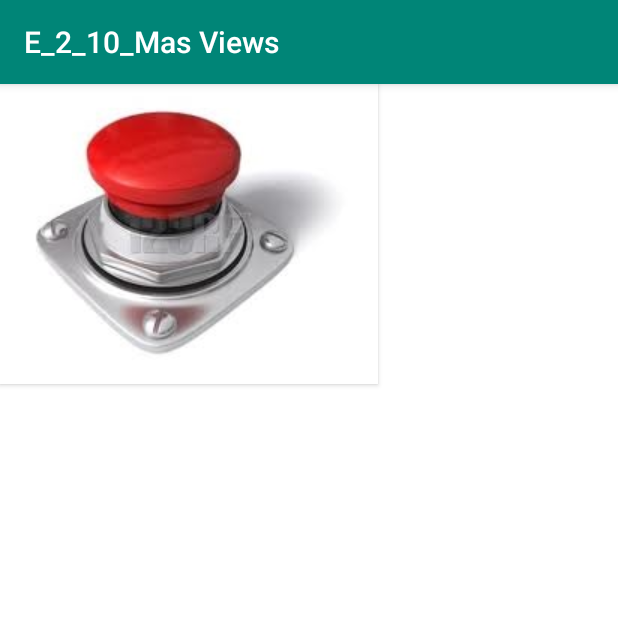
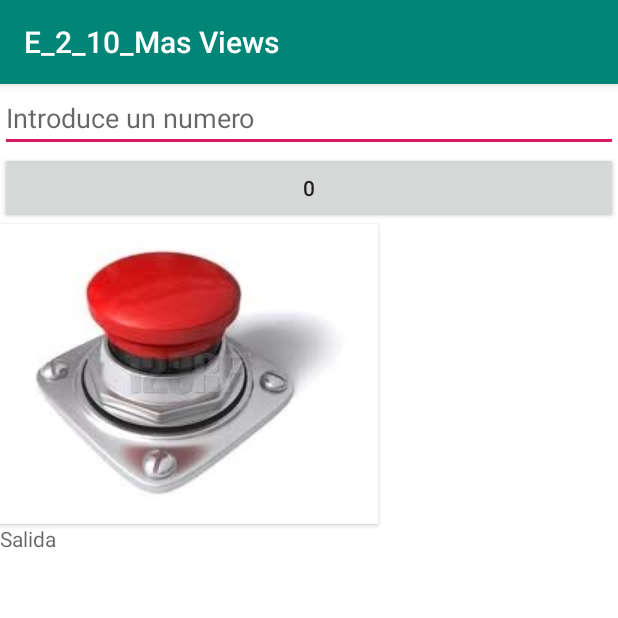
Before and after one commit to quicoGit/2019_MasViews, an Android app: the screen it shows after launch (MasViewActivity), on a phone screen of 412 x 824 dp, the top half of it. Run offline under Robolectric (Android 15) with nearby library versions, the phone set to English and light mode, and no system bars.

Commit message:
Commit Finalizado Ejercicio 2.11 Mas Views

```diff
--- a/app/src/main/java/com/plumbaria/e_2_10_masviews/MasViewsActivity.kt
+++ b/app/src/main/java/com/plumbaria/e_2_10_masviews/MasViewsActivity.kt
@@ -4,6 +4,9 @@ import android.support.v7.app.AppCompatActivity
 import android.os.Bundle
 import android.view.View
 import android.widget.Toast
+import android.text.TextUtils
+import kotlinx.android.synthetic.main.activity_mas_views.*
+
 
 class MasViewActivity : AppCompatActivity() {
 
@@ -12,7 +15,13 @@ class MasViewActivity : AppCompatActivity() {
         setContentView(R.layout.activity_mas_views)
     }
 
-    fun sePulsa(view:View){
-        Toast.makeText(this,"Pulsado",Toast.LENGTH_SHORT).show()
+    fun sePulsa(v: View){
+        if (!TextUtils.isEmpty(entrada.getText()) && TextUtils.isDigitsOnly(entrada.getText())) {
+            salida.setText(((entrada.text.toString()).toFloat() * 2.0).toString());
+        }
     }
+    fun sePulsa0(v: View){
+        entrada.setText(entrada.text.toString() + v.getTag());
+    }
+
 }
--- a/app/src/main/res/layout/activity_mas_views.xml
+++ b/app/src/main/res/layout/activity_mas_views.xml
@@ -7,6 +7,22 @@
     android:background="#FFFFFF"
     tools:context="com.plumbaria.e_2_10_masviews.MasViewActivity">
 
+    <EditText
+        android:layout_width="match_parent"
+        android:layout_height="wrap_content"
+        android:inputType="numberDecimal"
+        android:ems="10"
+        android:id="@+id/entrada"
+        android:hint="@string/entrada" />
+
+    <Button
+        android:text="@string/IDboton0"
+        android:layout_width="match_parent"
+        android:layout_height="wrap_content"
+        android:id="@+id/IDboton0"
+        android:onClick="sePulsa0"
+        android:tag="0" />
+
     <Button
         android:layout_width="wrap_content"
         android:layout_height="wrap_content"
@@ -14,4 +30,11 @@
         android:text=""
         android:onClick="sePulsa"
         />
+
+    <TextView
+        android:layout_width="match_parent"
+        android:layout_height="wrap_content"
+        android:id="@+id/salida"
+        android:textColor="#0000FF"
+        android:hint="@string/salida" />
 </LinearLayout>
--- a/app/src/main/res/values/strings.xml
+++ b/app/src/main/res/values/strings.xml
@@ -1,3 +1,6 @@
 <resources>
     <string name="app_name">E_2_10_Mas Views</string>
+    <string name="entrada">Introduce un numero</string>
+    <string name="salida">Salida</string>
+    <string name="IDboton0">0</string>
 </resources>
```
